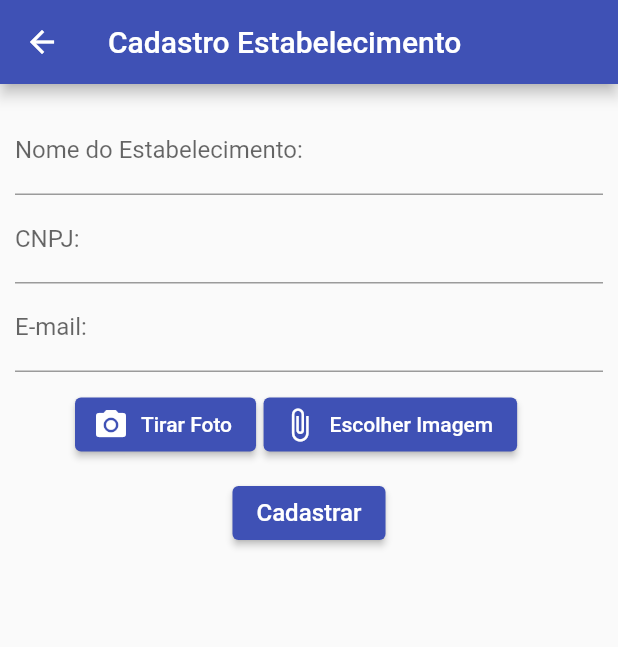
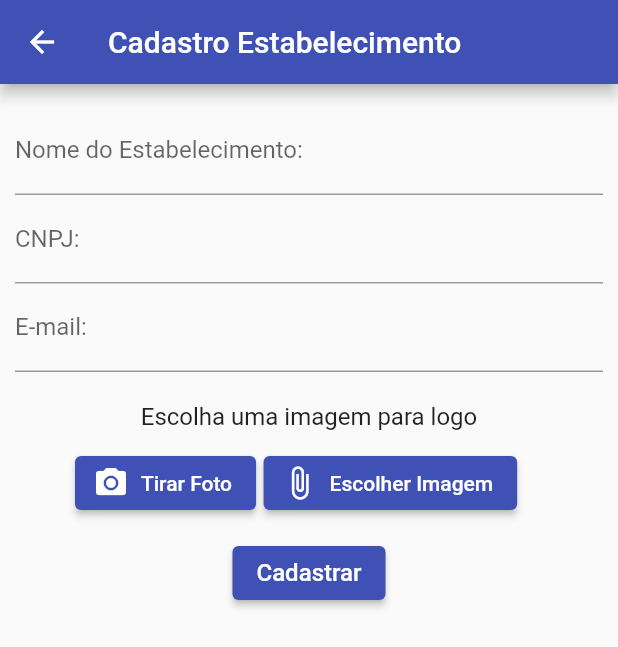
Before and after one commit to rafael-emidio/app-pesquisa-PDM, a Flutter app: the screen it shows after launch, after a tap on "Solicitar cadastro de estabelecimento", on a phone screen of 412 x 824 dp. Shown: the top 647 px of the screen. Run offline on Flutter 3.47's test engine with Material 2 defaults, Android fonts, the phone set to English and light mode, and no system bars; our stand-ins replace brasil_fields, cloud_firestore, firebase_auth, firebase_core, flutter_rating_bar, get and 3 more; missing offline and left inert: camera_camera; accounts and stored records are empty.

Commit message:
adicionando camera e image picker

```diff
--- a/lib/main.dart
+++ b/lib/main.dart
@@ -18,7 +18,7 @@ class AppPesquisa extends StatelessWidget {
   // This widget is the root of your application.
   @override
   Widget build(BuildContext context) {
-    return MaterialApp(
+    return GetMaterialApp(
       title: 'Pesquisas de Satisfação',
       debugShowCheckedModeBanner: false,
       theme: ThemeData(
--- a/lib/pages/cadastroEstabelecimento.dart
+++ b/lib/pages/cadastroEstabelecimento.dart
@@ -1,12 +1,15 @@
 import 'dart:io';
-
+import 'dart:ui';
+import 'package:app_pesquisa_pdm/widget/ExibeImage.dart';
 import 'package:brasil_fields/brasil_fields.dart';
-import 'package:camera_camera/camera_camera.dart';
 import 'package:flutter/material.dart';
 import 'package:flutter/services.dart';
 import 'package:get/get.dart';
+import 'ImagePreview.dart';
 import 'login.dart';
 import '../models/cadEstabelecimentoModel.dart';
+import 'package:image_picker/image_picker.dart';
+import 'package:camera_camera/camera_camera.dart';
 
 class CadastroEstabelecimento extends StatefulWidget {
   @override
@@ -18,10 +21,27 @@ class _CadastroEstabelecimento extends State<CadastroEstabelecimento> {
   TextEditingController _cnpjInputController = TextEditingController();
   TextEditingController _urlInputController = TextEditingController();
   TextEditingController _emailInputController = TextEditingController();
-
   final _formKey = GlobalKey<FormState>();
 
   File arquivo;
+  final picker = ImagePicker();
+
+  showPreview(file) async {
+    file = await Get.to(() => ImagePreview(file: file));
+
+    if (file != null) {
+      setState(() => arquivo = file);
+      Get.back();
+    }
+  }
+
+  Future getFileFromGallery() async {
+    final file = await picker.getImage(source: ImageSource.gallery);
+
+    if (file != null) {
+      setState(() => arquivo = File(file.path));
+    }
+  }
 
   @override
   Widget build(BuildContext context) {
@@ -81,25 +101,22 @@ class _CadastroEstabelecimento extends State<CadastroEstabelecimento> {
                   return null;
                 },
               ),
-              /*TextFormField(
-                controller: _urlInputController,
-                decoration: InputDecoration(labelText: 'Url da logo:'),
-                keyboardType: TextInputType.text,
-                validator: (_urlInputController) {
-                  if (_urlInputController == null ||
-                      _urlInputController.isEmpty) {
-                    return 'Preencha com a Url da logo de seu Restaurante';
-                  }
-                  return null;
-                },
-              ),*/
+              Padding(
+                padding: const EdgeInsets.only(top: 20),
+                child: Text(
+                  "Escolha uma imagem para logo",
+                  style: TextStyle(fontSize: 16),
+                ),
+              ),
               Row(
                 children: [
                   Padding(
                     padding: const EdgeInsets.only(top: 70, left: 40),
                   ),
                   ElevatedButton.icon(
-                    onPressed: () => {},
+                    onPressed: () => Get.to(
+                      () => CameraCamera(onFile: (file) => showPreview(file)),
+                    ),
                     icon: Icon(Icons.camera_alt),
                     label: Text('Tirar Foto'),
                   ),
@@ -107,16 +124,17 @@ class _CadastroEstabelecimento extends State<CadastroEstabelecimento> {
                     padding: const EdgeInsets.only(left: 5),
                   ),
                   ElevatedButton.icon(
-                      onPressed: () {},
+                      onPressed: () => getFileFromGallery(),
                       icon: Icon(Icons.attach_file),
                       label: Text('Escolher Imagem'))
                 ],
               ),
+              if (arquivo != null) ExibeImage(arquivo: arquivo),
               Row(
                 mainAxisAlignment: MainAxisAlignment.center,
                 children: [
                   Padding(
-                    padding: const EdgeInsets.only(top: 0),
+                    padding: const EdgeInsets.only(top: 50),
                   ),
                   ElevatedButton(
                     child: Text(
--- a/pubspec.yaml
+++ b/pubspec.yaml
@@ -37,6 +37,7 @@ dependencies:
   random_string: ^2.1.0
   camera_camera: ^2.0.1
   image_picker: ^0.7.4
+
 
   # The following adds the Cupertino Icons font to your application.
   # Use with the CupertinoIcons class for iOS style icons.
```
Also changed, not shown: lib/pages/ImagePreview.dart (added, +68 -0 lines), lib/widget/ExibeImage.dart (added, +27 -0 lines).
